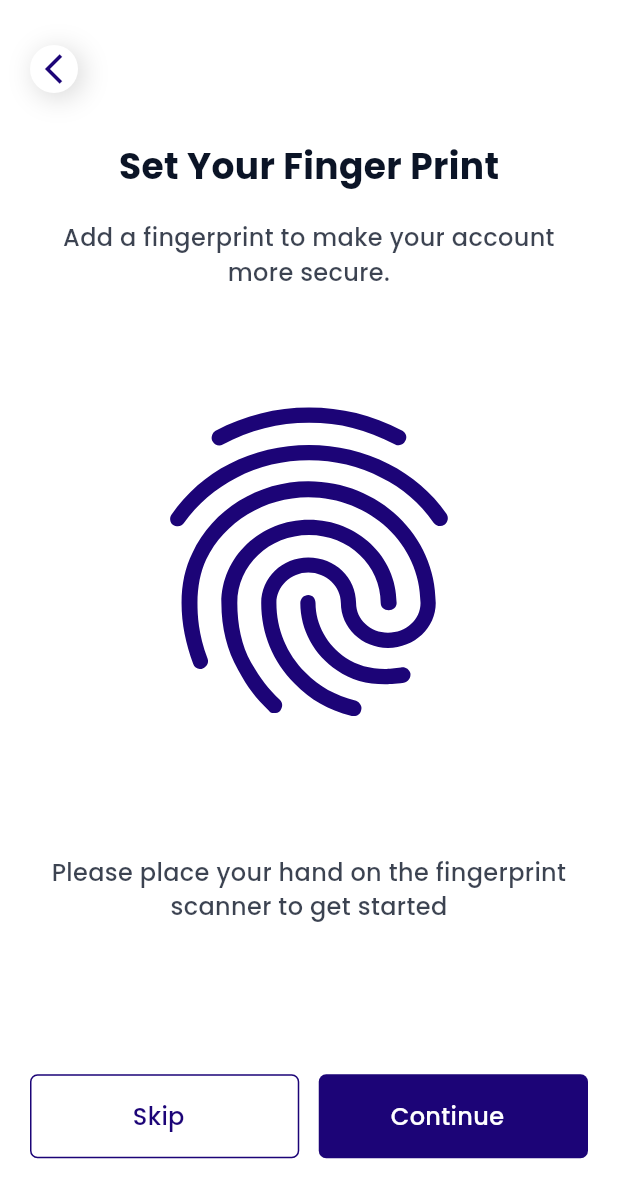
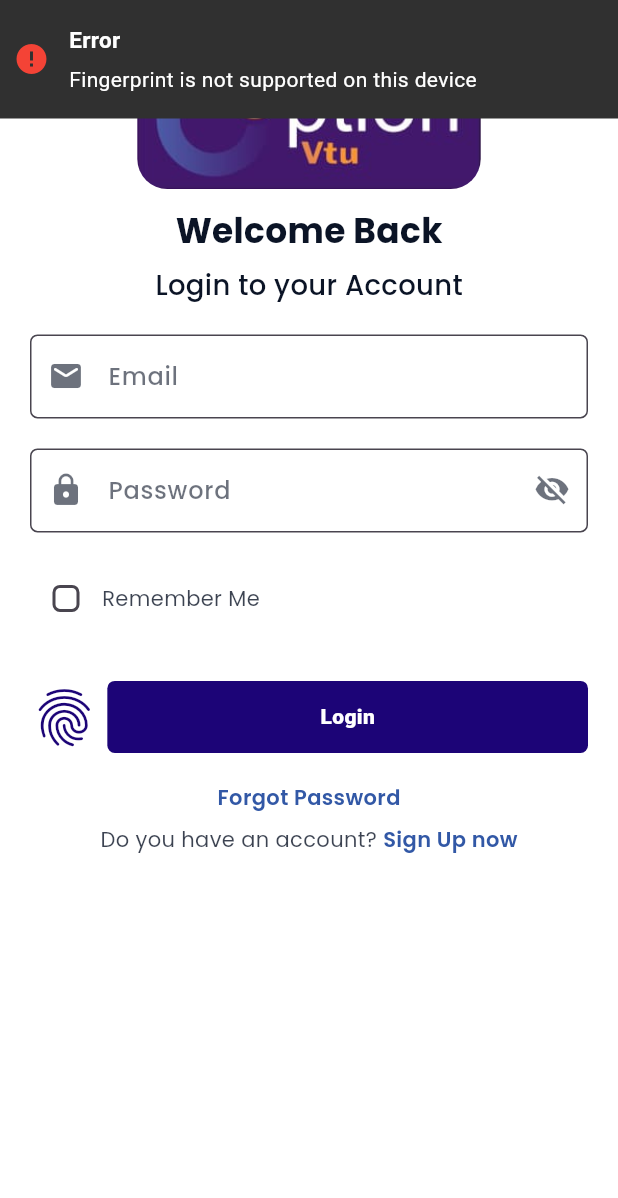
Before and after one commit to 5Star-Inn-Company-Frontend/mra, a Flutter app: the screen it shows after launch, after a tap on the "fingerprint" icon, on a phone screen of 412 x 824 dp. Shown: the top 1198 px of the screen. Run offline on Flutter 3.47's test engine with Material 3 defaults, Android fonts, the phone set to English and light mode, and no system bars; drawn by our look-alikes of another_flushbar; our stand-ins replace connectivity_plus, dio, flutter_screenutil, flutter_secure_storage, google_fonts, internet_connection_checker and 7 more; missing offline and left inert: awesome_dio_interceptor, clipboard, fast_contacts, flutter_pin_code_fields; accounts and stored records are empty; project files that could hold a hidden picture were left out.

Commit message:
fingerprint working

```diff
--- a/lib/views/auth/Login/login.dart
+++ b/lib/views/auth/Login/login.dart
@@ -1,4 +1,6 @@
 import 'package:flutter_screenutil/flutter_screenutil.dart';
+import 'package:local_auth/local_auth.dart';
+import 'package:local_auth/error_codes.dart' as auth_error;
 import 'package:mra/constant/logo.dart';
 import 'package:mra/views/auth/widget/auth_tfield.dart';
 
@@ -13,6 +15,10 @@ class LoginScreen extends StatefulWidget {
 }
 
 class _LoginScreenState extends State<LoginScreen> {
+  late final LocalAuthentication auth;
+  bool _supportState = false;
+
+
   final _storage = FlutterSecureStorage();
 
   bool rememberMe = false;
@@ -32,6 +38,13 @@ class _LoginScreenState extends State<LoginScreen> {
   @override
   void initState() {
     super.initState();
+    auth = LocalAuthentication();
+    auth.isDeviceSupported().then((isSupported) {
+      setState(() {
+        _supportState = isSupported;
+      });
+    });
+
     _passwordVisible = true;
     _storage.read(key: 'email').then((value) {
       if (value != null) {
@@ -48,6 +61,36 @@ class _LoginScreenState extends State<LoginScreen> {
         });
       }
     });
+  }
+
+  Future<void> _getAvailableBiometrics() async {
+    List<BiometricType> availableBiometrics = await auth.getAvailableBiometrics();
+    print(availableBiometrics);
+  }
+
+  Future<bool> _authenticate() async {
+    try {
+      bool authenticated = await auth.authenticate(
+        localizedReason: 'Authenticate with biometrics',
+         options: const AuthenticationOptions(
+          biometricOnly: true, useErrorDialogs: true, stickyAuth: true
+        ));
+      return authenticated;
+    } on PlatformException catch (e) {
+      if (e.code == auth_error.notAvailable) {
+        Flushbar(
+          title: "Error!!",
+          message: "Fingerprint is not available",
+        ).show(context);
+      }
+      if (e.code == auth_error.notEnrolled) {
+        Flushbar(
+          title: "Error!!",
+          message: "Fingerprint is not enrolled",
+        ).show(context);
+      }
+      return false;
+    }
   }
 
   @override
@@ -181,7 +224,29 @@ class _LoginScreenState extends State<LoginScreen> {
                       mainAxisAlignment: MainAxisAlignment.spaceBetween,
                       children: [
                         InkWell(
-                          onTap: () {Navigator.pushNamed(context, Routes.setFingerPrint);},
+                          onTap: () async {
+                            if (_supportState) {
+                              bool authenticated = await _authenticate();
+                              if (authenticated) {
+                                if (_formKey.currentState!.validate()) {
+                                  await authProvider.login(
+                                    LoginRequest(email: emailController.text, password: passwordContoller.text),
+                                    context
+                                  );
+                                  saveUserDetails();
+                                }
+                              }
+                            } else {
+                              Flushbar(
+                                title: 'Error',
+                                message: 'Fingerprint is not supported on this device',
+                                duration: const Duration(seconds: 3),
+                                icon: Icon(Icons.error, color: Colors.red,),
+                                flushbarPosition: FlushbarPosition.TOP,
+                              ).show(context);
+                            }
+                            // Navigator.pushNamed(context, Routes.setFingerPrint);
+                          },
                           child: Icon(Icons.fingerprint, color: AppColors.plugPrimaryColor, size: 40.sp,),
                         ),
 
```
